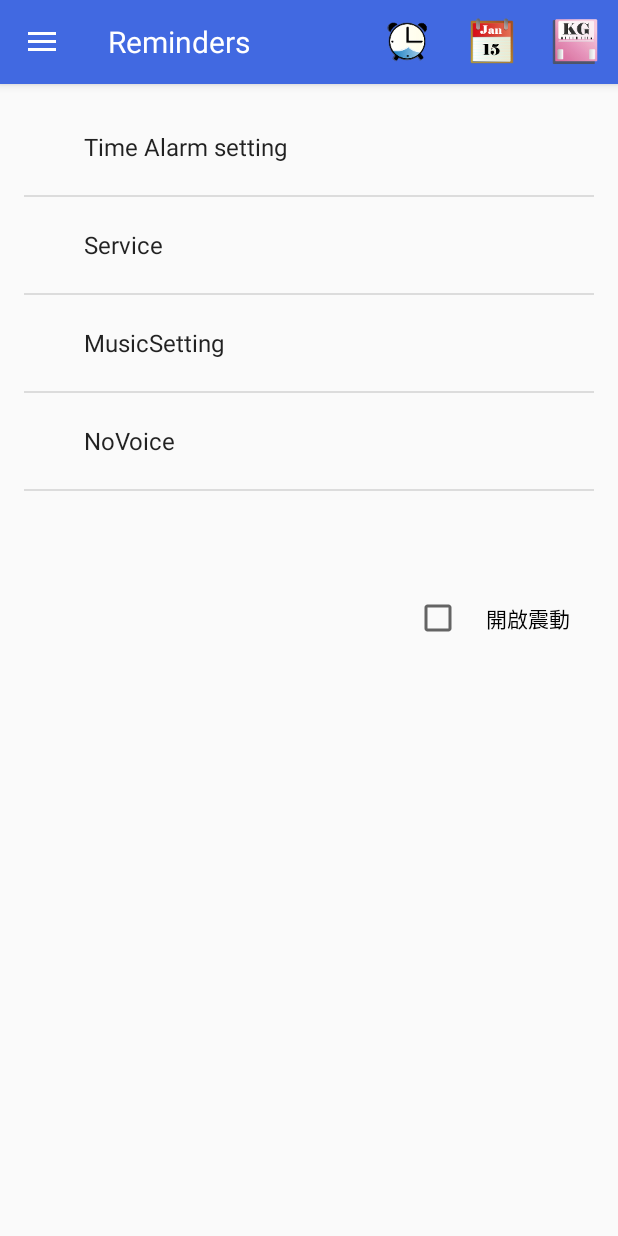
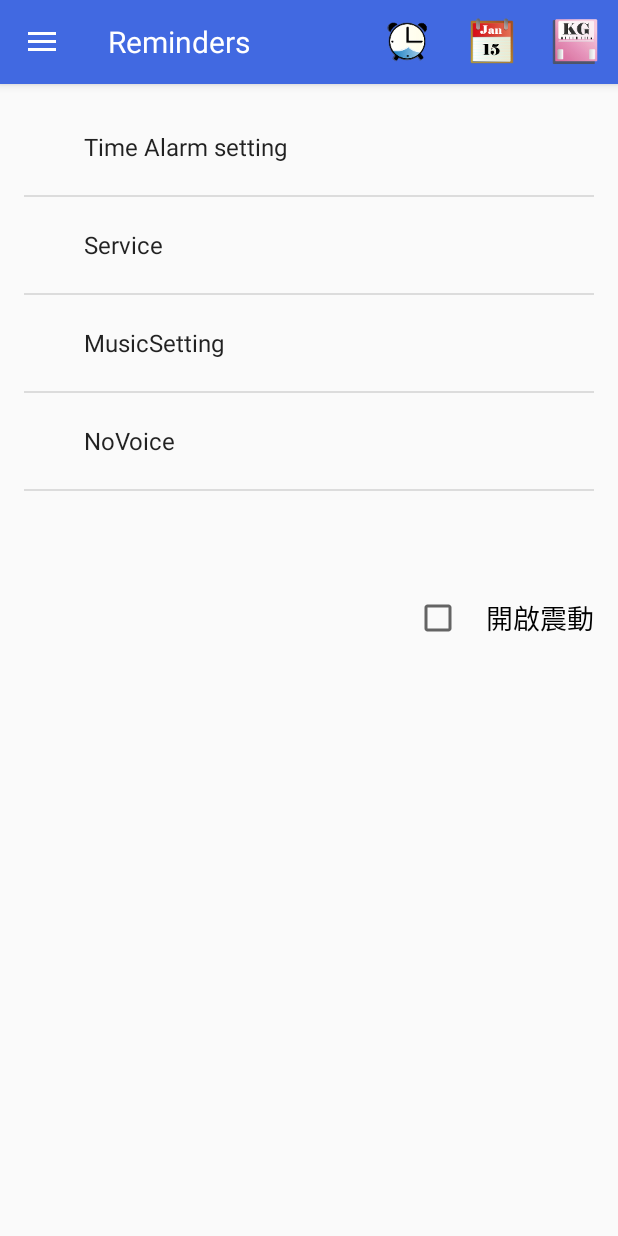
Before and after one commit to 94drink/master, an Android app: the screen it shows after launch (MainActivity), after a tap on "Calendar", on a phone screen of 412 x 824 dp. Run offline under Robolectric (Android 15) with nearby library versions, the phone set to English and light mode, and no system bars; 4 statements that could not run were skipped.

```diff
--- a/app/src/main/java/tw/com/justdrink/reminder/ReminderAdpater.java
+++ b/app/src/main/java/tw/com/justdrink/reminder/ReminderAdpater.java
@@ -11,7 +11,9 @@ import android.widget.TextView;
 
 import tw.com.justdrink.R;
 
-
+/**
+ * Created by Ｍark on 10/08/2018.
+ */
 public class ReminderAdpater extends BaseAdapter {
 
     private Context context;
--- a/app/src/main/res/layout/fragment_reminderadapter.xml
+++ b/app/src/main/res/layout/fragment_reminderadapter.xml
@@ -24,4 +24,5 @@
         android:textColor="@color/black"
         android:layout_weight="0.70" />
 
+
 </LinearLayout>
--- a/app/src/main/res/layout/fragment_reminders.xml
+++ b/app/src/main/res/layout/fragment_reminders.xml
@@ -42,12 +42,13 @@
         android:layout_width="wrap_content"
         android:layout_height="wrap_content"
         android:text="開啟震動"
-        android:paddingBottom="@dimen/activity_vertical_margin"
-        android:paddingLeft="@dimen/activity_horizontal_margin"
-        android:paddingRight="@dimen/activity_horizontal_margin"
-        android:paddingTop="@dimen/activity_vertical_margin"
-        android:id="@+id/checkBox4"
+        android:id="@+id/checkBox3"
+        android:layout_weight="0.23"
+        android:gravity="center_vertical"
+        android:minHeight="?android:attr/listPreferredItemHeightSmall"
+        android:paddingLeft="@dimen/activity_vertical_margin"
+        android:textAppearance="?android:attr/textAppearanceMedium"
         android:layout_centerVertical="true"
-        android:layout_alignParentEnd="true" />
+        android:layout_alignEnd="@+id/reminderList_item" />
 
 </RelativeLayout>
```
Also changed, not shown: app/src/main/java/tw/com/justdrink/reminder/AlarmService.java (+22 -5 lines), app/src/main/java/tw/com/justdrink/reminder/Reminders.java (+28 -8 lines), app/src/main/res/values/strings.xml (+7 -0 lines), app/src/main/res/drawable/music.png (added), 1 other file.
